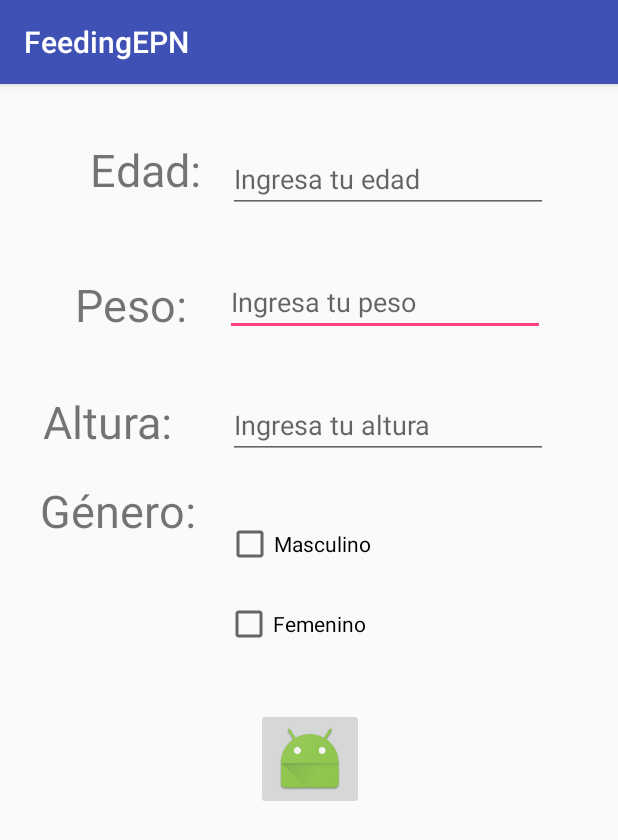
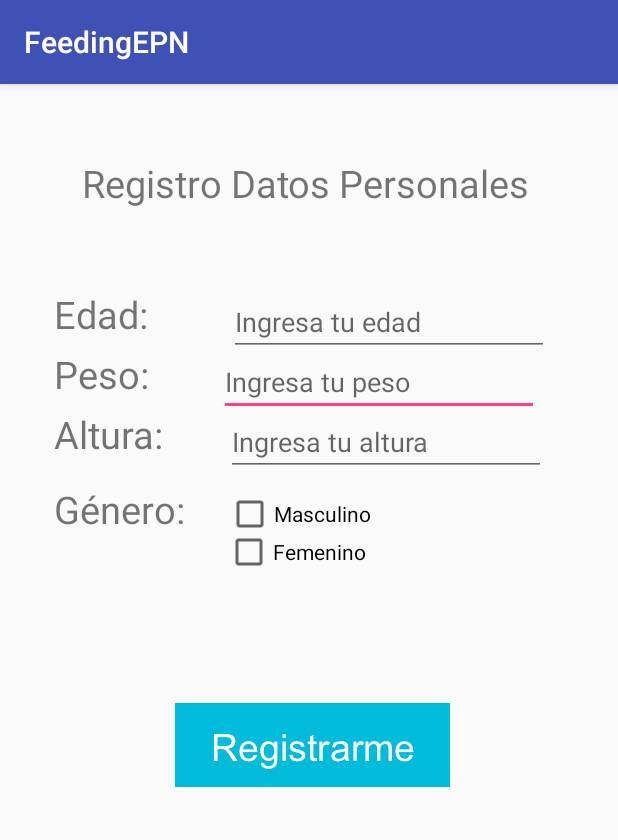
Before and after one commit to RobertoPradoGR5/ProyectoAALGrupo5, an Android app: the Calculo_Calorias screen opened directly, with no data from a screen before it, on a phone screen of 412 x 824 dp. Shown: the top 840 px of the screen. Run offline under Robolectric (Android 15) with nearby library versions, the phone set to English and light mode, and no system bars.

Commit message:
Modificacion pantalaa

```diff
--- a/FeedingEPN/app/src/main/res/layout/activity_calculo__calorias.xml
+++ b/FeedingEPN/app/src/main/res/layout/activity_calculo__calorias.xml
@@ -15,12 +15,12 @@
         android:text="Peso:"
         android:id="@+id/textView3"
         android:layout_marginTop="67dp"
-        android:textSize="30dp"
+        android:textSize="25dp"
         android:layout_alignParentTop="true"
         android:layout_alignParentLeft="true"
         android:layout_alignParentStart="true"
-        android:layout_x="34dp"
-        android:layout_y="111dp" />
+        android:layout_x="20dp"
+        android:layout_y="160dp" />
 
     <EditText
         android:layout_width="wrap_content"
@@ -32,20 +32,20 @@
         android:layout_alignTop="@+id/textView3"
         android:layout_alignParentRight="true"
         android:layout_alignParentEnd="true"
-        android:layout_x="134dp"
-        android:layout_y="107dp" />
+        android:layout_x="130dp"
+        android:layout_y="160dp" />
 
     <TextView
         android:layout_width="wrap_content"
         android:layout_height="wrap_content"
         android:text="Altura:"
         android:id="@+id/textView4"
-        android:textSize="30dp"
+        android:textSize="25dp"
         android:layout_centerVertical="true"
         android:layout_alignLeft="@+id/textView3"
         android:layout_alignStart="@+id/textView3"
-        android:layout_x="13dp"
-        android:layout_y="189dp" />
+        android:layout_x="20dp"
+        android:layout_y="200dp" />
 
     <EditText
         android:layout_width="wrap_content"
@@ -57,21 +57,21 @@
         android:layout_centerVertical="true"
         android:layout_alignLeft="@+id/editText3"
         android:layout_alignStart="@+id/editText3"
-        android:layout_x="136dp"
-        android:layout_y="189dp" />
+        android:layout_x="135dp"
+        android:layout_y="200dp" />
 
     <TextView
         android:layout_width="wrap_content"
         android:layout_height="wrap_content"
         android:text="Edad:"
         android:id="@+id/textView5"
-        android:textSize="30dp"
+        android:textSize="25dp"
         android:layout_marginTop="38dp"
         android:layout_below="@+id/editText4"
         android:layout_alignRight="@+id/textView3"
         android:layout_alignEnd="@+id/textView3"
-        android:layout_x="44dp"
-        android:layout_y="21dp" />
+        android:layout_x="20dp"
+        android:layout_y="120dp" />
 
     <EditText
         android:layout_width="wrap_content"
@@ -83,20 +83,20 @@
         android:layout_alignTop="@+id/textView5"
         android:layout_alignParentRight="true"
         android:layout_alignParentEnd="true"
-        android:layout_x="136dp"
-        android:layout_y="25dp" />
+        android:layout_x="137dp"
+        android:layout_y="120dp" />
 
     <TextView
         android:layout_width="wrap_content"
         android:layout_height="wrap_content"
         android:text="Género:"
         android:id="@+id/textView6"
-        android:textSize="30dp"
+        android:textSize="25dp"
         android:layout_below="@+id/editText5"
         android:layout_alignLeft="@+id/textView5"
         android:layout_alignStart="@+id/textView5"
-        android:layout_x="11dp"
-        android:layout_y="248dp" />
+        android:layout_x="20dp"
+        android:layout_y="250dp" />
 
     <CheckBox
         android:layout_width="wrap_content"
@@ -108,7 +108,7 @@
         android:layout_alignLeft="@+id/checkBox2"
         android:layout_alignStart="@+id/checkBox2"
         android:layout_x="134dp"
-        android:layout_y="328dp" />
+        android:layout_y="280dp" />
 
     <CheckBox
         android:layout_width="wrap_content"
@@ -122,15 +122,28 @@
         android:layout_marginLeft="86dp"
         android:layout_marginStart="86dp"
         android:layout_x="135dp"
-        android:layout_y="275dp" />
+        android:layout_y="255dp" />
 
     <ImageButton
-        android:layout_width="wrap_content"
-        android:layout_height="wrap_content"
+        android:layout_width="183dp"
+        android:layout_height="56dp"
         android:id="@+id/imageButton"
         android:layout_alignParentBottom="true"
         android:layout_centerHorizontal="true"
-        android:src="@mipmap/ic_launcher"
-        android:layout_x="155dp"
-        android:layout_y="400dp" />
+        android:src="@mipmap/Boton_Registrarme"
+        android:layout_x="101dp"
+        android:layout_y="397dp" />
+
+    <TextView
+        android:layout_width="328dp"
+        android:layout_height="wrap_content"
+        android:text="Registro Datos Personales"
+        android:id="@+id/textView7"
+        android:textSize="25dp"
+        android:layout_marginTop="38dp"
+        android:layout_below="@+id/editText4"
+        android:layout_alignRight="@+id/textView3"
+        android:layout_alignEnd="@+id/textView3"
+        android:layout_x="39dp"
+        android:layout_y="33dp" />
 </AbsoluteLayout>
--- a/FeedingEPN/app/src/main/res/layout/activity_welcome.xml
+++ b/FeedingEPN/app/src/main/res/layout/activity_welcome.xml
@@ -8,7 +8,7 @@
     android:paddingRight="@dimen/activity_horizontal_margin"
     android:paddingTop="@dimen/activity_vertical_margin"
     tools:context="com.aal.epn.feedingepn.Welcome"
-    android:background="#06f394">
+    android:background="@color/accent_material_dark">
 
     <TextView
         android:layout_width="wrap_content"
```
Also changed, not shown: FeedingEPN/app/src/main/res/mipmap-hdpi/Boton_Registrarme.png (added).
